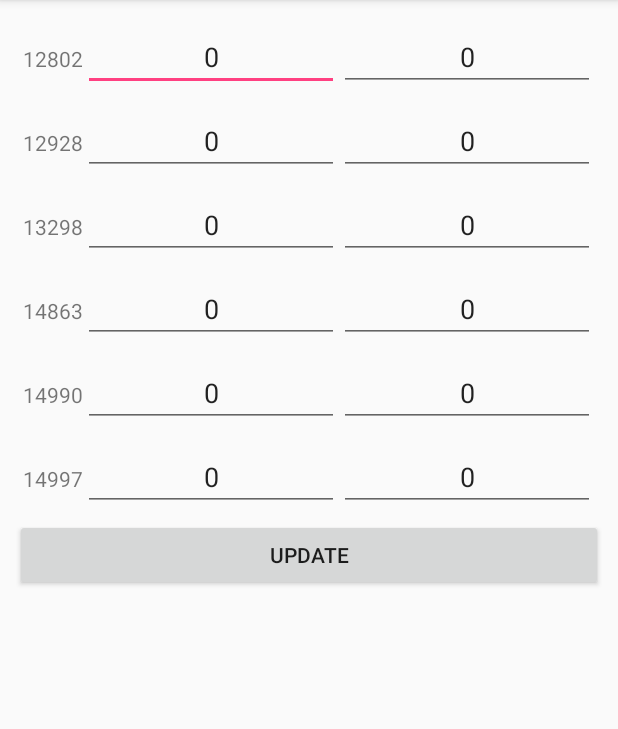
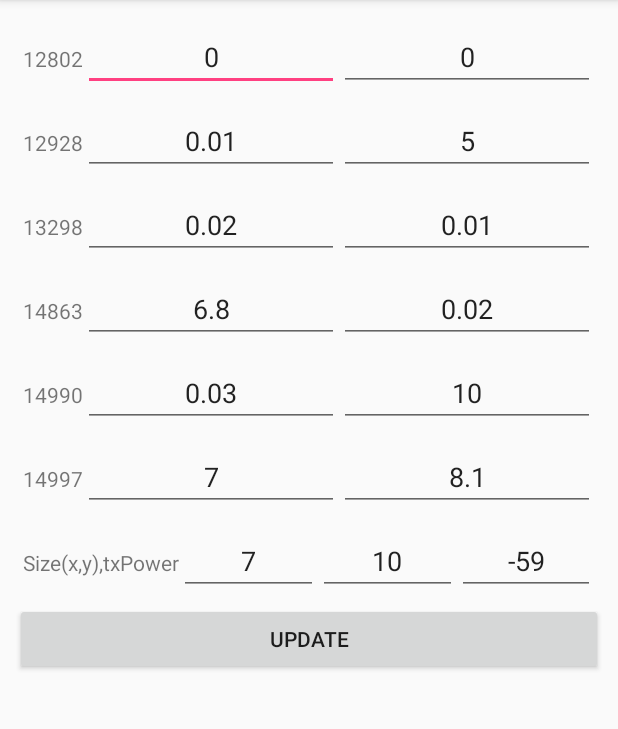
Before and after one commit to SMall-Capstone/BeaconTestingApp, an Android app: the SettingActivity screen opened directly, with no data from a screen before it, on a phone screen of 412 x 824 dp, the part 84-813 px from its top. Run offline under Robolectric (Android 15) with nearby library versions, the phone set to English and light mode, and no system bars.

Commit message:
현재위치 좌표 및 SettingActivity수정

```diff
--- a/app/src/main/res/layout/activity_setting.xml
+++ b/app/src/main/res/layout/activity_setting.xml
@@ -28,7 +28,7 @@
             android:layout_weight="1"
             android:ems="10"
             android:gravity="center"
-            android:inputType="number"
+            android:inputType="numberDecimal"
             android:text="0" />
 
         <EditText
@@ -37,7 +37,7 @@
             android:layout_height="wrap_content"
             android:layout_weight="1"
             android:ems="10"
-            android:inputType="number"
+            android:inputType="numberDecimal"
             android:gravity="center"
             android:text="0" />
     </LinearLayout>
@@ -60,9 +60,9 @@
             android:layout_height="wrap_content"
             android:layout_weight="1"
             android:ems="10"
-            android:inputType="number"
             android:gravity="center"
-            android:text="0" />
+            android:inputType="numberDecimal"
+            android:text="0.01" />
 
         <EditText
             android:id="@+id/editText_12928_y"
@@ -70,9 +70,9 @@
             android:layout_height="wrap_content"
             android:layout_weight="1"
             android:ems="10"
-            android:inputType="number"
             android:gravity="center"
-            android:text="0" />
+            android:inputType="numberDecimal"
+            android:text="5" />
 
     </LinearLayout>
 
@@ -94,9 +94,9 @@
             android:layout_height="wrap_content"
             android:layout_weight="1"
             android:ems="10"
-            android:inputType="number"
             android:gravity="center"
-            android:text="0" />
+            android:inputType="numberDecimal"
+            android:text="0.02" />
 
         <EditText
             android:id="@+id/editText_13298_y"
@@ -104,9 +104,9 @@
             android:layout_height="wrap_content"
             android:layout_weight="1"
             android:ems="10"
-            android:inputType="number"
             android:gravity="center"
-            android:text="0" />
+            android:inputType="numberDecimal"
+            android:text="0.01" />
     </LinearLayout>
 
     <LinearLayout
@@ -127,9 +127,9 @@
             android:layout_height="wrap_content"
             android:layout_weight="1"
             android:ems="10"
-            android:inputType="number"
             android:gravity="center"
-            android:text="0" />
+            android:inputType="numberDecimal"
+            android:text="6.8" />
 
         <EditText
             android:id="@+id/editText_14863_y"
@@ -137,9 +137,9 @@
             android:layout_height="wrap_content"
             android:layout_weight="1"
             android:ems="10"
-            android:inputType="number"
             android:gravity="center"
-            android:text="0" />
+            android:inputType="numberDecimal"
+            android:text="0.02" />
     </LinearLayout>
 
     <LinearLayout
@@ -160,9 +160,9 @@
             android:layout_height="wrap_content"
             android:layout_weight="1"
             android:ems="10"
-            android:inputType="number"
             android:gravity="center"
-            android:text="0" />
+            android:inputType="numberDecimal"
+            android:text="0.03" />
 
         <EditText
             android:id="@+id/editText_14990_y"
@@ -170,9 +170,9 @@
             android:layout_height="wrap_content"
             android:layout_weight="1"
             android:ems="10"
-            android:inputType="number"
             android:gravity="center"
-            android:text="0" />
+            android:inputType="numberDecimal"
+            android:text="10" />
     </LinearLayout>
 
     <LinearLayout
@@ -193,9 +193,9 @@
             android:layout_height="wrap_content"
             android:layout_weight="1"
             android:ems="10"
-            android:inputType="number"
             android:gravity="center"
-            android:text="0" />
+            android:inputType="numberDecimal"
+            android:text="7" />
 
         <EditText
             android:id="@+id/editText_14997_y"
@@ -203,9 +203,52 @@
             android:layout_height="wrap_content"
             android:layout_weight="1"
             android:ems="10"
+            android:gravity="center"
+            android:inputType="numberDecimal"
+            android:text="8.1" />
+    </LinearLayout>
+
+    <LinearLayout
+        android:layout_width="match_parent"
+        android:layout_height="wrap_content"
+        android:orientation="horizontal"
+        android:padding="5dp">
+
+        <TextView
+            android:id="@+id/textView13"
+            android:layout_width="wrap_content"
+            android:layout_height="wrap_content"
+            android:text="Size(x,y),txPower" />
+
+        <EditText
+            android:id="@+id/editText_maxWidth"
+            android:layout_width="wrap_content"
+            android:layout_height="wrap_content"
+            android:layout_weight="1"
+            android:ems="10"
+            android:gravity="center"
+            android:inputType="numberDecimal"
+            android:text="7" />
+
+        <EditText
+            android:id="@+id/editText_maxHeight"
+            android:layout_width="wrap_content"
+            android:layout_height="wrap_content"
+            android:layout_weight="1"
+            android:ems="10"
+            android:gravity="center"
+            android:inputType="numberDecimal"
+            android:text="10" />
+
+        <EditText
+            android:id="@+id/editText_txPower"
+            android:layout_width="wrap_content"
+            android:layout_height="wrap_content"
+            android:layout_weight="1"
+            android:ems="10"
+            android:gravity="center"
             android:inputType="number"
-            android:gravity="center"
-            android:text="0" />
+            android:text="-59" />
     </LinearLayout>
 
     <Button
```
Also changed, not shown: app/src/main/java/org/androidtown/beacontest2/BeaconInfo.java (+6 -6 lines), app/src/main/java/org/androidtown/beacontest2/BeaconList.java (+17 -3 lines), app/src/main/java/org/androidtown/beacontest2/MainActivity.java (+38 -15 lines), app/src/main/java/org/androidtown/beacontest2/Map.java (added, +41 -0 lines), app/src/main/java/org/androidtown/beacontest2/SettingActivity.java (+30 -14 lines).
